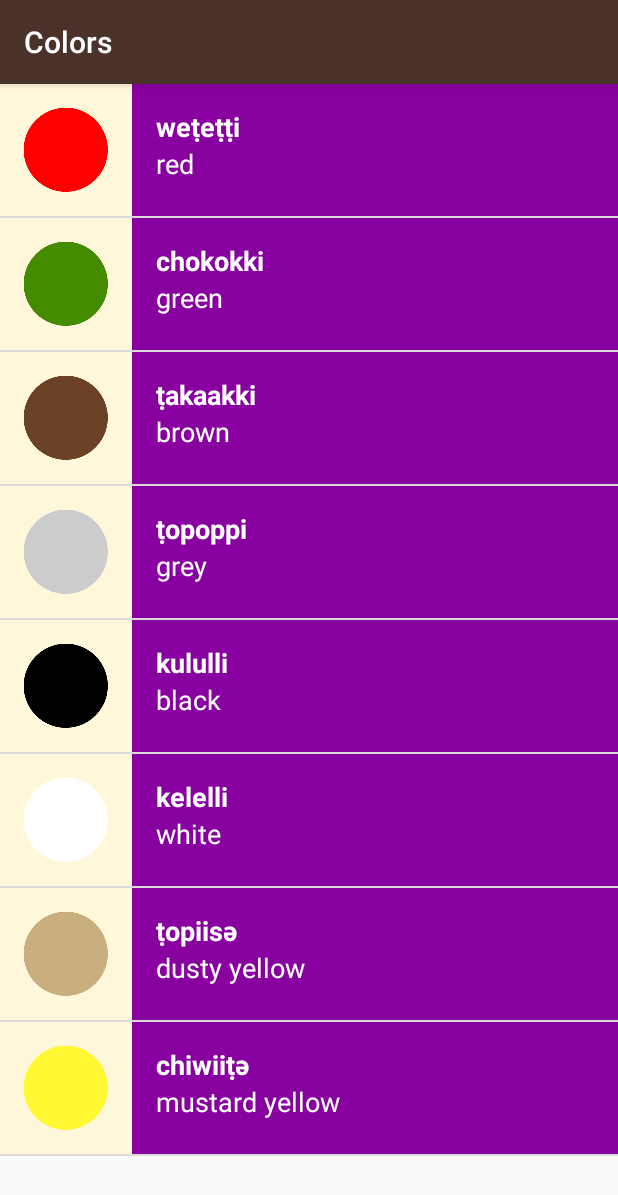
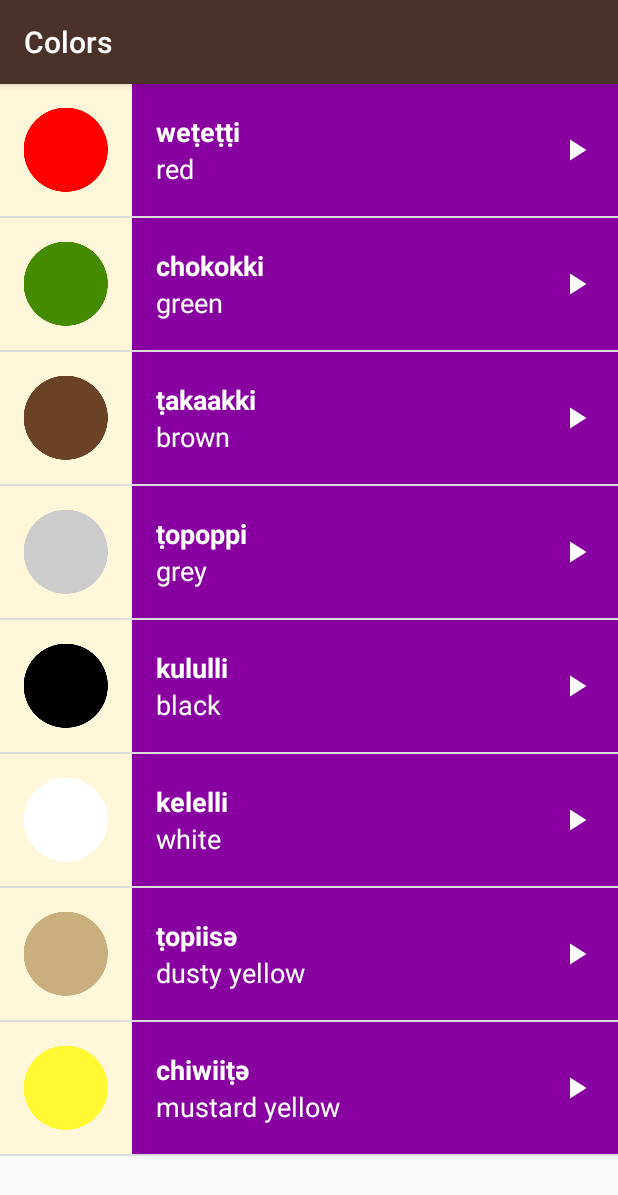
Before and after one commit to rayzrtx/ud839_Miwok-Starter-code, an Android app: the ColorsActivity screen opened directly, with no data from a screen before it, on a phone screen of 412 x 824 dp. Shown: the top 1195 px of the screen. Run offline under Robolectric (Android 15) with nearby library versions, the phone set to English and light mode, and no system bars.

Commit message:
Updated list item view to include a Play button icon in each list item

```diff
--- a/app/src/main/res/layout/list_item.xml
+++ b/app/src/main/res/layout/list_item.xml
@@ -1,7 +1,5 @@
-<?xml version="1.0" encoding="utf-8"?>
-<!--This is the layout for each individual view that contains two text views(Miwok word and default language word) and is shown for each activity-->
-<LinearLayout
-    xmlns:android="http://schemas.android.com/apk/res/android"
+<?xml version="1.0" encoding="utf-8"?><!--This is the layout for each individual view that contains two text views(Miwok word and default language word) and is shown for each activity-->
+<RelativeLayout xmlns:android="http://schemas.android.com/apk/res/android"
     xmlns:tools="http://schemas.android.com/tools"
     android:orientation="horizontal"
     android:layout_width="match_parent"
@@ -11,36 +9,45 @@
         android:id="@+id/list_item_icon"
         android:layout_width="@dimen/image_width"
         android:layout_height="@dimen/list_item_height"
-        android:layout_gravity="center"
-        android:background="@color/tan_background"/>
+        android:background="@color/tan_background" />
 
-    <LinearLayout
+    <RelativeLayout
         android:layout_width="match_parent"
-        android:layout_height="match_parent"
+        android:layout_height="@dimen/list_item_height"
         android:orientation="vertical"
-        android:id="@+id/text_container">
+        android:id="@+id/text_container"
+        android:layout_toRightOf="@id/list_item_icon">
 
         <TextView
             android:id="@+id/miwok_text_view"
             android:layout_width="match_parent"
-            android:layout_height="wrap_content"
+            android:layout_height="44dp"
             android:layout_marginLeft="16dp"
-            android:layout_marginTop="16dp"
+            android:gravity="bottom"
             tools:text="lutti"
             android:textColor="#FFF"
             android:textStyle="bold"
-            android:textSize="18sp"/>
+            android:textSize="18sp" />
 
         <TextView
             android:id="@+id/english_text_view"
             android:layout_width="match_parent"
-            android:layout_height="wrap_content"
-            android:layout_marginBottom="16dp"
+            android:layout_height="44dp"
+            android:layout_below="@id/miwok_text_view"
+            android:gravity="top"
             android:layout_marginLeft="16dp"
             tools:text="one"
             android:textColor="#fff"
-            android:textSize="18sp"/>
+            android:textSize="18sp" />
 
-    </LinearLayout>
+        <ImageView
+            android:layout_width="24dp"
+            android:layout_height="24dp"
+            android:src="@drawable/ic_play_arrow_white_24dp"
+            android:layout_alignParentRight="true"
+            android:layout_centerInParent="true"
+            android:layout_marginRight="16dp" />
 
-</LinearLayout>
+    </RelativeLayout>
+
+</RelativeLayout>
```
Also changed, not shown: app/src/main/res/drawable-hdpi/ic_play_arrow_white_24dp.png (added), app/src/main/res/drawable-mdpi/ic_play_arrow_white_24dp.png (added), app/src/main/res/drawable-xhdpi/ic_play_arrow_white_24dp.png (added), app/src/main/res/drawable-xxhdpi/ic_play_arrow_white_24dp.png (added), app/src/main/res/drawable-xxxhdpi/ic_play_arrow_white_24dp.png (added).
